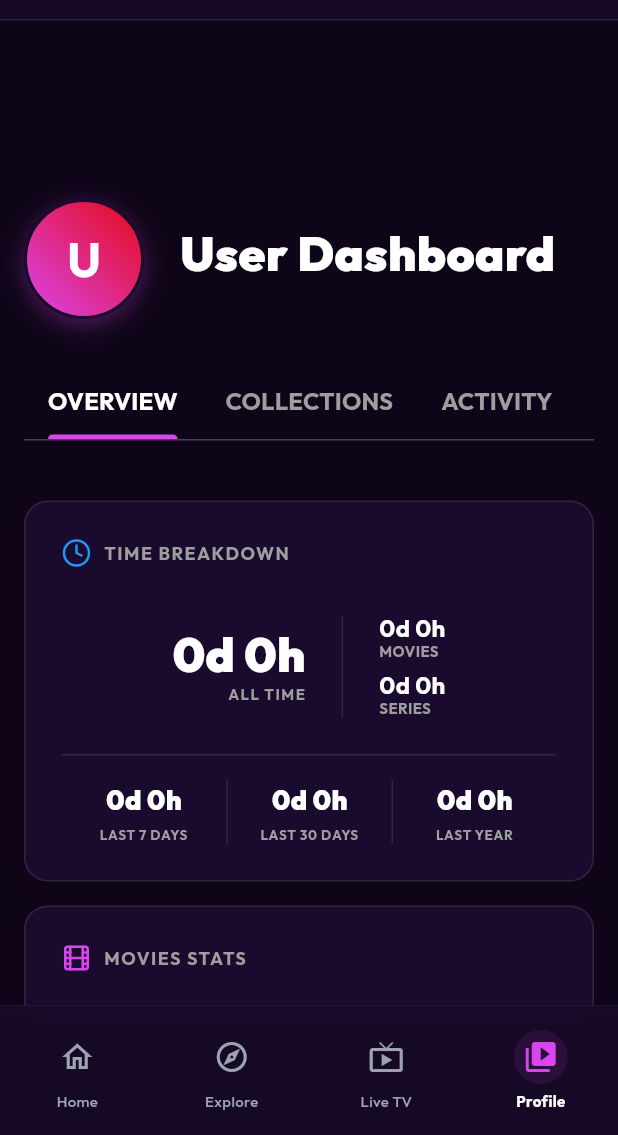
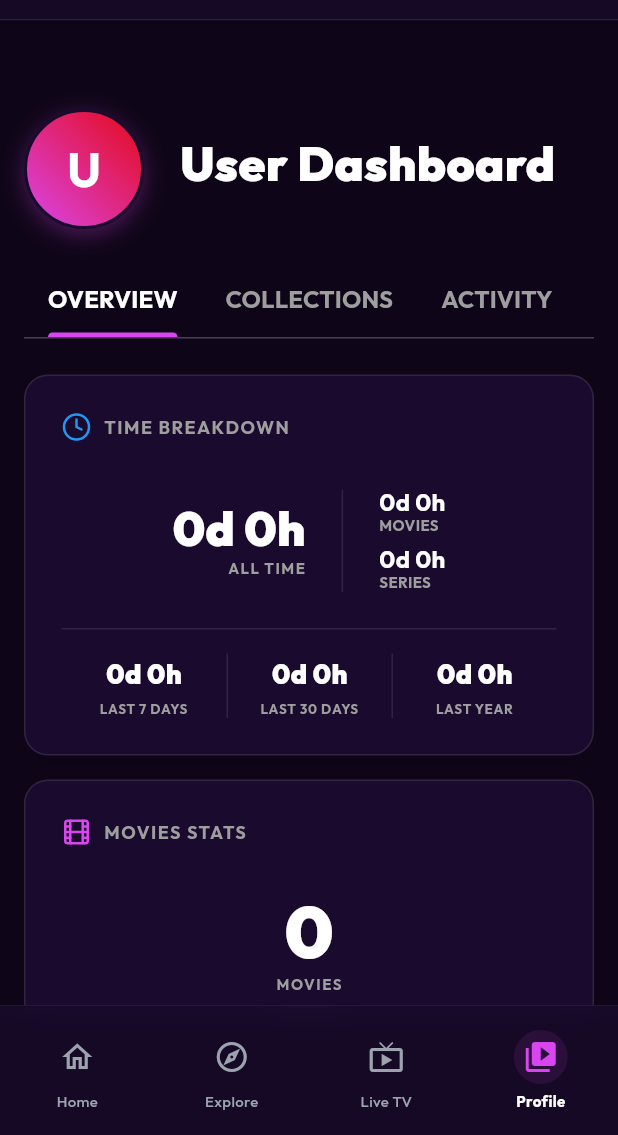
Before and after one commit to Cinemuse/cinemuse-app, a Flutter app: the screen it shows once a user with an empty profile is signed in, item 4 of the bottom bar chosen, on a phone screen of 412 x 824 dp, the part 101-1236 px from its top. Run offline on Flutter 3.47's test engine with Material 3 defaults, Android fonts, the phone set to English and light mode, and no system bars; our stand-ins replace cached_network_image, connectivity_plus, dio, drift, flutter_dotenv, flutter_riverpod and 7 more; missing offline and left inert: cast, flutter_inappwebview, media_kit, media_kit_video, youtube_explode_dart; accounts and stored records are empty; generated files the repository leaves out were written again; network calls fail.

Commit message:
UI fixes

```diff
--- a/lib/features/profile/presentation/profile_hub.dart
+++ b/lib/features/profile/presentation/profile_hub.dart
@@ -37,15 +37,15 @@ class _ProfileHubState extends ConsumerState<ProfileHub> with SingleTickerProvid
             SliverToBoxAdapter(
               child: Padding(
                 padding: EdgeInsets.only(
-                  top: 120,
+                  top: 60,
                   left: AppTheme.getResponsiveHorizontalPadding(context),
                   right: AppTheme.getResponsiveHorizontalPadding(context),
-                  bottom: 24
+                  bottom: 0
                 ),
                 child: Column(
                   children: [
                     const ProfileHero(),
-                    const SizedBox(height: 32),
+                    const SizedBox(height: 24),
                     // Navigation Tabs
                     TabBar(
                       controller: _tabController,
--- a/lib/features/profile/presentation/profile_overview.dart
+++ b/lib/features/profile/presentation/profile_overview.dart
@@ -18,7 +18,12 @@ class ProfileOverview extends ConsumerWidget {
     final history = historyAsync.valueOrNull ?? [];
 
     return SingleChildScrollView(
-      padding: EdgeInsets.all(AppTheme.getResponsiveHorizontalPadding(context)),
+      padding: EdgeInsets.only(
+        top: 24,
+        left: AppTheme.getResponsiveHorizontalPadding(context),
+        right: AppTheme.getResponsiveHorizontalPadding(context),
+        bottom: AppTheme.getResponsiveHorizontalPadding(context),
+      ),
       child: Column(
         crossAxisAlignment: CrossAxisAlignment.start,
         children: [
```
Also changed, not shown: lib/features/profile/presentation/profile_collections.dart (+6 -1 lines).
